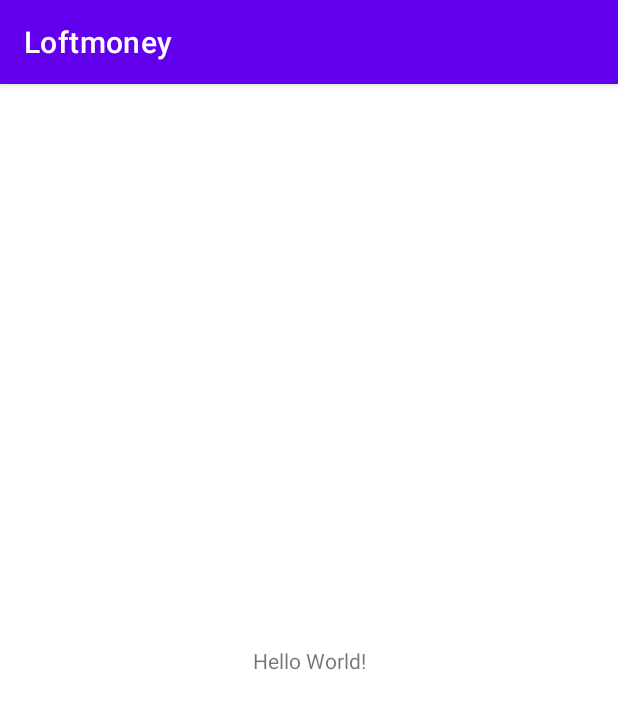
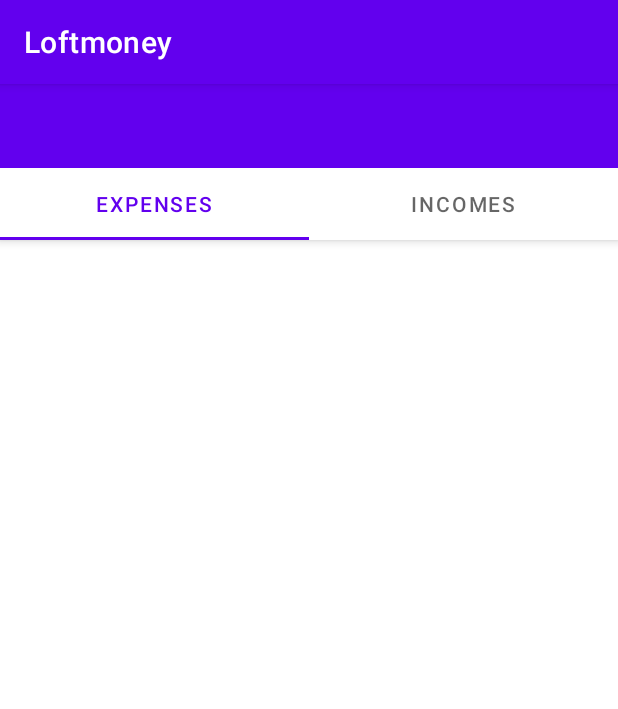
Before and after one commit to trustyvar/LoftschoolProjects, an Android app: the screen it shows after launch (MainActivity), on a phone screen of 412 x 824 dp. Shown: the top 709 px of the screen. Run offline under Robolectric (Android 15) with nearby library versions, the phone set to English and light mode, and no system bars.

Commit message:
Выполнено ДЗ второй недели

```diff
--- a/app/build.gradle
+++ b/app/build.gradle
@@ -32,6 +32,10 @@ dependencies {
     implementation 'androidx.appcompat:appcompat:1.3.0'
     implementation 'com.google.android.material:material:1.4.0'
     implementation 'androidx.constraintlayout:constraintlayout:2.0.4'
+
+    implementation 'androidx.recyclerview:recyclerview:1.2.1'
+    implementation 'androidx.legacy:legacy-support-v4:1.0.0'
+
     testImplementation 'junit:junit:4.13.2'
     androidTestImplementation 'androidx.test.ext:junit:1.1.3'
     androidTestImplementation 'androidx.test.espresso:espresso-core:3.4.0'
--- /dev/null
+++ b/app/src/main/java/com/trustyvar/loftmoney/BudgetFragment.java
@@ -0,0 +1,53 @@
+package com.trustyvar.loftmoney;
+
+import android.os.Bundle;
+
+import androidx.annotation.NonNull;
+import androidx.annotation.Nullable;
+import androidx.fragment.app.Fragment;
+import androidx.recyclerview.widget.DividerItemDecoration;
+import androidx.recyclerview.widget.LinearLayoutManager;
+import androidx.recyclerview.widget.RecyclerView;
+
+import android.view.LayoutInflater;
+import android.view.View;
+import android.view.ViewGroup;
+
+public class BudgetFragment extends Fragment {
+
+    private static final String ARG_CURRENT_POSITION = "current_position";
+
+    private RecyclerView itemsView;
+    private int currentPosition;
+
+    @Override
+    public void onViewCreated(@NonNull View view, @Nullable Bundle savedInstanceState) {
+        super.onViewCreated(view, savedInstanceState);
+
+        configureRecyclerView();
+    }
+
+    private void configureRecyclerView() {
+        itemsView = getView().findViewById(R.id.rv_items);
+        RecyclerView.LayoutManager layoutManager = new LinearLayoutManager(getActivity());
+
+        DividerItemDecoration dividerItemDecoration = new DividerItemDecoration(getActivity(), DividerItemDecoration.VERTICAL);
+        itemsView.addItemDecoration(dividerItemDecoration);
+
+    }
+
+    @Override
+    public View onCreateView(LayoutInflater inflater, ViewGroup container,
+                             Bundle savedInstanceState) {
+        // Inflate the layout for this fragment
+        return inflater.inflate(R.layout.fragment_budget, container, false);
+    }
+
+    public static BudgetFragment newInstance(int position) {
+        BudgetFragment budgetFragment = new BudgetFragment();
+        Bundle args = new Bundle();
+        args.putInt(ARG_CURRENT_POSITION, position);
+        budgetFragment.setArguments(args);
+        return budgetFragment;
+    }
+}
--- a/app/src/main/java/com/trustyvar/loftmoney/MainActivity.java
+++ b/app/src/main/java/com/trustyvar/loftmoney/MainActivity.java
@@ -1,14 +1,60 @@
 package com.trustyvar.loftmoney;
 
+import androidx.annotation.NonNull;
 import androidx.appcompat.app.AppCompatActivity;
+import androidx.fragment.app.Fragment;
+import androidx.fragment.app.FragmentActivity;
+import androidx.fragment.app.FragmentManager;
+import androidx.lifecycle.Lifecycle;
+import androidx.recyclerview.widget.RecyclerView;
+import androidx.viewpager2.adapter.FragmentStateAdapter;
+import androidx.viewpager2.widget.ViewPager2;
 
 import android.os.Bundle;
+import android.widget.TableLayout;
+
+import com.google.android.material.tabs.TabLayout;
+import com.google.android.material.tabs.TabLayoutMediator;
 
 public class MainActivity extends AppCompatActivity {
+
+    TabLayout tabs;
+    ViewPager2 pages;
 
     @Override
     protected void onCreate(Bundle savedInstanceState) {
         super.onCreate(savedInstanceState);
         setContentView(R.layout.activity_main);
+
+        tabs = findViewById(R.id.tabs);
+        pages = findViewById(R.id.pages);
+        pages.setAdapter(new MainPagerAdapter(this));
+
+        TabLayoutMediator tabLayoutMediator = new TabLayoutMediator(tabs, pages, new TabLayoutMediator.TabConfigurationStrategy() {
+            @Override
+            public void onConfigureTab(@NonNull TabLayout.Tab tab, int position) {
+                tab.setText(getResources().getStringArray(R.array.main_page_titles)[position]);
+            }
+        });
+        tabLayoutMediator.attach();
     }
+
+    private class MainPagerAdapter extends FragmentStateAdapter {
+
+        public MainPagerAdapter(@NonNull FragmentActivity fragmentActivity) {
+            super(fragmentActivity);
+        }
+
+        @NonNull
+        @Override
+        public Fragment createFragment(int position) {
+            return BudgetFragment.newInstance(position);
+        }
+
+        @Override
+        public int getItemCount() {
+            return 2;
+        }
+    }
+
 }
--- /dev/null
+++ b/app/src/main/java/com/trustyvar/loftmoney/items/ItemAdapterClick.java
@@ -0,0 +1,5 @@
+package com.trustyvar.loftmoney.items;
+
+public interface ItemAdapterClick {
+    void onItemClick(Item item);
+}
--- a/app/src/main/res/layout/activity_main.xml
+++ b/app/src/main/res/layout/activity_main.xml
@@ -1,18 +1,31 @@
 <?xml version="1.0" encoding="utf-8"?>
-<androidx.constraintlayout.widget.ConstraintLayout xmlns:android="http://schemas.android.com/apk/res/android"
+<androidx.coordinatorlayout.widget.CoordinatorLayout
+    xmlns:android="http://schemas.android.com/apk/res/android"
     xmlns:app="http://schemas.android.com/apk/res-auto"
     xmlns:tools="http://schemas.android.com/tools"
     android:layout_width="match_parent"
     android:layout_height="match_parent"
     tools:context=".MainActivity">
 
-    <TextView
-        android:layout_width="wrap_content"
-        android:layout_height="wrap_content"
-        android:text="Hello World!"
-        app:layout_constraintBottom_toBottomOf="parent"
-        app:layout_constraintLeft_toLeftOf="parent"
-        app:layout_constraintRight_toRightOf="parent"
-        app:layout_constraintTop_toTopOf="parent" />
+    <com.google.android.material.appbar.AppBarLayout
+        android:layout_width="match_parent"
+        android:layout_height="wrap_content">
 
-</androidx.constraintlayout.widget.ConstraintLayout>
+        <com.google.android.material.appbar.MaterialToolbar
+            android:layout_width="match_parent"
+            android:layout_height="wrap_content"/>
+
+        <com.google.android.material.tabs.TabLayout
+            android:id="@+id/tabs"
+            android:layout_width="match_parent"
+            android:layout_height="wrap_content"/>
+
+    </com.google.android.material.appbar.AppBarLayout>
+
+    <androidx.viewpager2.widget.ViewPager2
+        android:id="@+id/pages"
+        android:layout_width="match_parent"
+        android:layout_height="match_parent"
+        app:layout_behavior="com.google.android.material.appbar.AppBarLayout$ScrollingViewBehavior"/>
+
+</androidx.coordinatorlayout.widget.CoordinatorLayout>
--- /dev/null
+++ b/app/src/main/res/layout/fragment_budget.xml
@@ -0,0 +1,14 @@
+<?xml version="1.0" encoding="utf-8"?>
+<FrameLayout
+    xmlns:android="http://schemas.android.com/apk/res/android"
+    xmlns:tools="http://schemas.android.com/tools"
+    android:layout_width="match_parent"
+    android:layout_height="match_parent"
+    tools:context=".BudgetFragment">
+
+    <androidx.recyclerview.widget.RecyclerView
+        android:id="@+id/rv_items"
+        android:layout_width="match_parent"
+        android:layout_height="match_parent"/>
+
+</FrameLayout>
--- a/app/src/main/res/values/strings.xml
+++ b/app/src/main/res/values/strings.xml
@@ -3,4 +3,12 @@
     <string name="enter_name">Enter name</string>
     <string name="enter_price">Enter price</string>
     <string name="send_button">Send</string>
+    <!-- TODO: Remove or change this placeholder text -->
+    <string name="hello_blank_fragment">Hello blank fragment</string>
+
+    <array name="main_page_titles">
+        <item>expenses</item>
+        <item>incomes</item>
+        <item>balance</item>
+    </array>
 </resources>
```
Also changed, not shown: app/src/main/java/com/trustyvar/loftmoney/items/Item.java (added, +21 -0 lines), app/src/main/java/com/trustyvar/loftmoney/items/ItemsAdapter.java (added, +66 -0 lines), app/src/main/res/layout/item_money.xml (added, +23 -0 lines), 1 other file.
